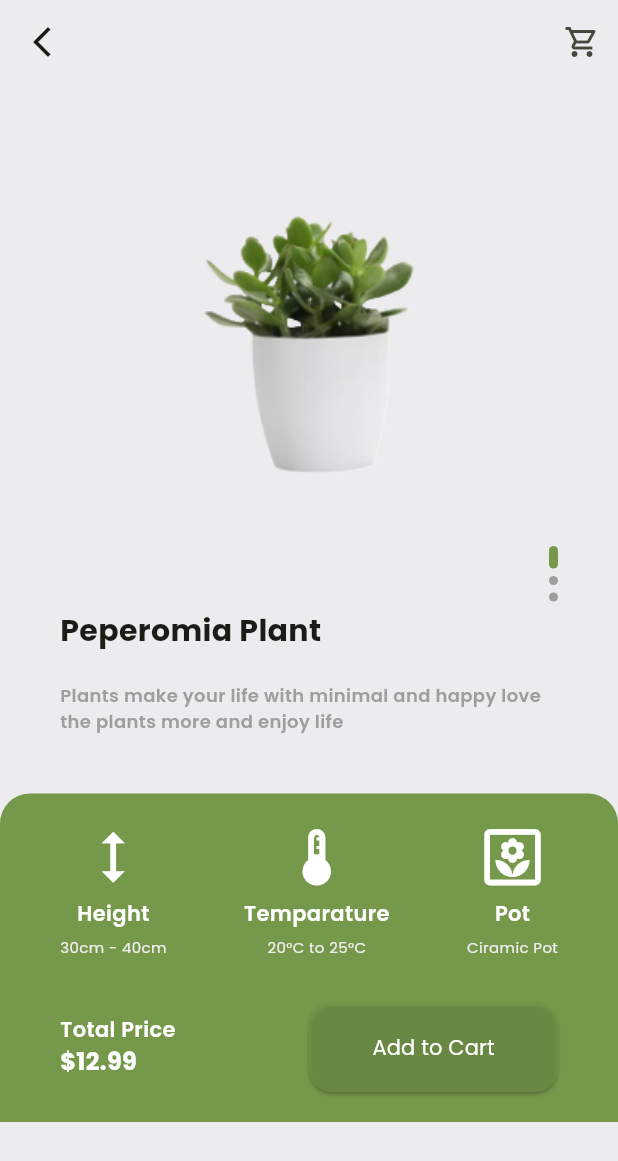
After one commit to uranus-code/plants_shop, a Flutter app: the HomeScreen screen opened directly, after a tap on "Peperomia Plant", on a phone screen of 412 x 824 dp. The commit adds this screen. Shown: the top 1161 px of the screen. Run offline on Flutter 3.47's test engine with Material 3 defaults, Android fonts, the phone set to English and light mode, and no system bars; our stand-ins replace iconsax.

Commit message:
Upload project on Github part 3

```diff
--- /dev/null
+++ b/lib/screens/plant_details_screen.dart
@@ -0,0 +1,151 @@
+import 'package:flutter/material.dart';
+import 'package:flutter/widgets.dart';
+import 'package:plants_shop/constants.dart';
+import 'package:plants_shop/models/plant.dart';
+import 'package:plants_shop/widgets/plant_images_slider.dart';
+import 'package:plants_shop/widgets/plant_info_item.dart';
+
+class PlantDetailsScreen extends StatefulWidget {
+  final Plant plant;
+  const PlantDetailsScreen({super.key, required this.plant});
+
+  @override
+  State<PlantDetailsScreen> createState() => _PlantDetailsScreenState();
+}
+
+class _PlantDetailsScreenState extends State<PlantDetailsScreen> {
+  int currentPhoto = 0;
+
+  @override
+  Widget build(BuildContext context) {
+    return Scaffold(
+      appBar: AppBar(
+        backgroundColor: kbackgroundColor,
+        leading: IconButton(
+          onPressed: () => Navigator.pop(context),
+          icon: const Icon(Icons.arrow_back_ios_new),
+        ),
+        actions: [
+          IconButton(
+            onPressed: () {},
+            icon: const Icon(Icons.shopping_cart_outlined),
+          ),
+        ],
+      ),
+      body: SingleChildScrollView(
+        child: Column(
+          crossAxisAlignment: CrossAxisAlignment.start,
+          children: [
+            PlantImagesSlider(
+              plant: widget.plant,
+              currentPhoto: currentPhoto,
+              onChange: (value) => setState(() {
+                currentPhoto = value;
+              }),
+            ),
+            Padding(
+              padding: const EdgeInsets.symmetric(horizontal: 40),
+              child: Text(
+                widget.plant.name,
+                style: const TextStyle(
+                  fontSize: 20,
+                  fontWeight: FontWeight.bold,
+                ),
+              ),
+            ),
+            const SizedBox(height: 20),
+            const Padding(
+              padding: EdgeInsets.symmetric(horizontal: 40),
+              child: Text(
+                "Plants make your life with minimal and happy love the plants more and enjoy life",
+                style: TextStyle(
+                  fontSize: 12,
+                  fontWeight: FontWeight.w600,
+                  color: Colors.grey,
+                ),
+              ),
+            ),
+            const SizedBox(height: 40),
+            Container(
+              width: double.infinity,
+              padding: const EdgeInsets.symmetric(vertical: 20, horizontal: 40),
+              decoration: const BoxDecoration(
+                borderRadius: BorderRadius.only(
+                  topRight: Radius.circular(20),
+                  topLeft: Radius.circular(20),
+                ),
+                color: kprimaryColor,
+              ),
+              child: Column(
+                children: [
+                  const Row(
+                    mainAxisAlignment: MainAxisAlignment.spaceBetween,
+                    children: [
+                      PlantInfoItem(
+                        icon: Icons.height,
+                        property: "Height",
+                        value: "30cm - 40cm",
+                      ),
+                      PlantInfoItem(
+                        icon: Icons.device_thermostat,
+                        property: "Temparature",
+                        value: "20°C to 25°C",
+                      ),
+                      PlantInfoItem(
+                        icon: Icons.yard_outlined,
+                        property: "Pot",
+                        value: "Ciramic Pot",
+                      ),
+                    ],
+                  ),
+                  const SizedBox(height: 30),
+                  Row(
+                    children: [
+                      Expanded(
+                        child: Column(
+                          crossAxisAlignment: CrossAxisAlignment.start,
+                          children: [
+                            const Text(
+                              "Total Price",
+                              style: TextStyle(
+                                fontSize: 14,
+                                fontWeight: FontWeight.w600,
+                                color: Colors.white,
+                              ),
+                            ),
+                            Text(
+                              "\$${widget.plant.price}",
+                              style: const TextStyle(
+                                fontSize: 16,
+                                fontWeight: FontWeight.bold,
+                                color: Colors.white,
+                              ),
+                            ),
+                          ],
+                        ),
+                      ),
+                      Expanded(
+                        child: ElevatedButton(
+                          onPressed: () {},
+                          style: ElevatedButton.styleFrom(
+                            foregroundColor: Colors.white,
+                            backgroundColor: kprimaryColor.withOpacity(0.6),
+                            shape: RoundedRectangleBorder(
+                              borderRadius: BorderRadius.circular(15),
+                            ),
+                            padding: const EdgeInsets.all(20),
+                          ),
+                          child: const Text("Add to Cart"),
+                        ),
+                      )
+                    ],
+                  )
+                ],
+              ),
+            )
+          ],
+        ),
+      ),
+    );
+  }
+}
--- a/lib/widgets/plant_card.dart
+++ b/lib/widgets/plant_card.dart
@@ -2,6 +2,7 @@ import 'package:flutter/material.dart';
 import 'package:iconsax/iconsax.dart';
 import 'package:plants_shop/constants.dart';
 import 'package:plants_shop/models/plant.dart';
+import 'package:plants_shop/screens/plant_details_screen.dart';
 
 class PlantCard extends StatelessWidget {
   const PlantCard({
@@ -13,7 +14,15 @@ class PlantCard extends StatelessWidget {
 
   @override
   Widget build(BuildContext context) {
-    return Container(
+    return GestureDetector(
+      onTap: () => Navigator.push(
+          context,
+          MaterialPageRoute(
+            builder: (context) => PlantDetailsScreen(
+              plant: plant,
+            ),
+          )),
+      child: Container(
         decoration: BoxDecoration(
           color: kcontentColor,
           borderRadius: BorderRadius.circular(20),
@@ -67,6 +76,7 @@ class PlantCard extends StatelessWidget {
             )
           ],
         ),
+      ),
     );
   }
 }
--- /dev/null
+++ b/lib/widgets/plant_images_slider.dart
@@ -0,0 +1,52 @@
+import 'package:flutter/material.dart';
+import 'package:plants_shop/constants.dart';
+import 'package:plants_shop/models/plant.dart';
+
+class PlantImagesSlider extends StatelessWidget {
+  final Plant plant;
+  final int currentPhoto;
+  final Function(int value) onChange;
+  const PlantImagesSlider({
+    super.key,
+    required this.plant,
+    required this.currentPhoto,
+    required this.onChange,
+  });
+
+  @override
+  Widget build(BuildContext context) {
+    return Stack(
+      children: [
+        SizedBox(
+          width: double.infinity,
+          height: 350,
+          child: PageView.builder(
+            scrollDirection: Axis.vertical,
+            itemCount: 3,
+            onPageChanged: onChange,
+            itemBuilder: (context, index) => Image.asset(plant.image),
+          ),
+        ),
+        Positioned(
+          bottom: 0,
+          right: 40,
+          child: Column(
+            children: List.generate(
+              3,
+              (index) => AnimatedContainer(
+                duration: const Duration(milliseconds: 300),
+                margin: const EdgeInsets.only(bottom: 5),
+                width: 6,
+                height: index == currentPhoto ? 15 : 6,
+                decoration: BoxDecoration(
+                  borderRadius: BorderRadius.circular(20),
+                  color: index == currentPhoto ? kprimaryColor : Colors.grey,
+                ),
+              ),
+            ),
+          ),
+        ),
+      ],
+    );
+  }
+}
--- /dev/null
+++ b/lib/widgets/plant_info_item.dart
@@ -0,0 +1,42 @@
+import 'package:flutter/material.dart';
+
+class PlantInfoItem extends StatelessWidget {
+  final IconData icon;
+  final String property, value;
+  const PlantInfoItem({
+    super.key,
+    required this.icon,
+    required this.property,
+    required this.value,
+  });
+
+  @override
+  Widget build(BuildContext context) {
+    return Column(
+      children: [
+        Icon(
+          icon,
+          size: 45,
+          color: Colors.white,
+        ),
+        const SizedBox(height: 5),
+        Text(
+          property,
+          style: const TextStyle(
+            fontSize: 14,
+            fontWeight: FontWeight.w600,
+            color: Colors.white,
+          ),
+        ),
+        const SizedBox(height: 5),
+        Text(
+          value,
+          style: TextStyle(
+            fontSize: 10,
+            color: Colors.grey.shade200,
+          ),
+        )
+      ],
+    );
+  }
+}
```
Lines whose indentation alone changed are shown as unchanged.
